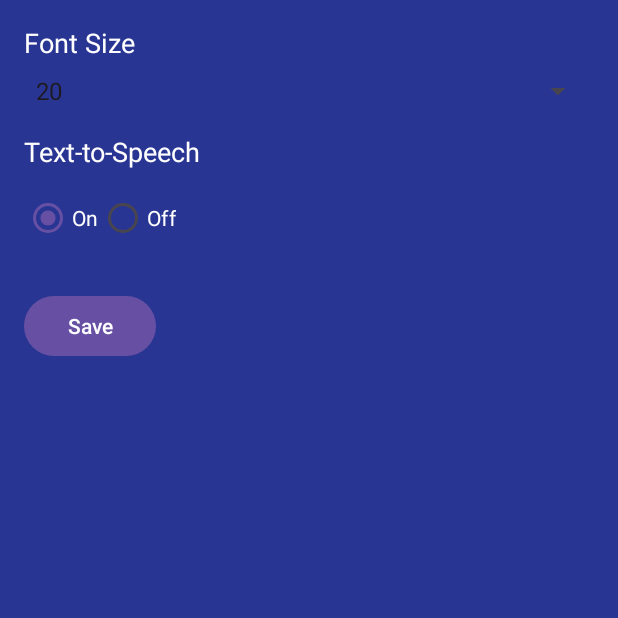
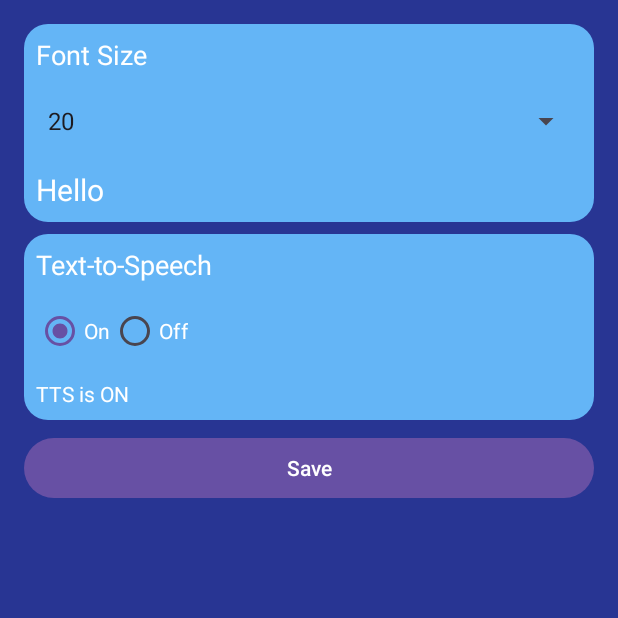
Before and after one commit to Jordan122401/asl-ai-glove, an Android app built with Jetpack Compose: the SettingsActivity screen opened directly, with no data from a screen before it, on a phone screen of 412 x 824 dp, the top half of it. Run offline under Robolectric (Android 15) with nearby library versions, the phone set to English and light mode, and no system bars.

Commit message:
Changed some UI elements

```diff
--- a/app/src/main/java/com/example/seniorproject/SettingsActivity.kt
+++ b/app/src/main/java/com/example/seniorproject/SettingsActivity.kt
@@ -10,38 +10,65 @@ class SettingsActivity : AppCompatActivity() {
     private lateinit var fontSizeSpinner: Spinner
     private lateinit var ttsRadioGroup: RadioGroup
     private lateinit var saveButton: Button
+    private lateinit var fontPreview: TextView
+    private lateinit var ttsPreview: TextView
 
     override fun onCreate(savedInstanceState: Bundle?) {
         super.onCreate(savedInstanceState)
         setContentView(R.layout.activity_settings)
 
+        // Initialize views
         fontSizeSpinner = findViewById(R.id.fontSizeSpinner)
         ttsRadioGroup = findViewById(R.id.ttsRadioGroup)
         saveButton = findViewById(R.id.saveSettingsButton)
+        fontPreview = findViewById(R.id.fontPreview)
+        ttsPreview = findViewById(R.id.ttsPreview)
 
-        // Font size options
-        val fontSizes = arrayOf("16", "18", "20", "24", "28", "32")
+        // Font sizes
+        val fontSizes = arrayOf("16", "18", "20", "24", "28")
         val adapter = ArrayAdapter(this, android.R.layout.simple_spinner_item, fontSizes)
         adapter.setDropDownViewResource(android.R.layout.simple_spinner_dropdown_item)
         fontSizeSpinner.adapter = adapter
 
-        // Load saved preferences
-        val prefs = getSharedPreferences("settings", Context.MODE_PRIVATE)
-        fontSizeSpinner.setSelection(fontSizes.indexOf(prefs.getInt("fontSize", 20).toString()))
-        if (prefs.getBoolean("ttsOn", true)) {
-            ttsRadioGroup.check(R.id.ttsOn)
-        } else {
-            ttsRadioGroup.check(R.id.ttsOff)
+        // Load saved settings
+        val prefs = getSharedPreferences("AppSettings", Context.MODE_PRIVATE)
+        val savedFontSize = prefs.getInt("fontSize", 20)
+        val ttsEnabled = prefs.getBoolean("ttsEnabled", true)
+
+        // Set spinner and radio buttons
+        fontSizeSpinner.setSelection(fontSizes.indexOf(savedFontSize.toString()))
+        ttsRadioGroup.check(if (ttsEnabled) R.id.ttsOn else R.id.ttsOff)
+
+        // Set initial previews
+        fontPreview.textSize = savedFontSize.toFloat()
+        ttsPreview.text = if (ttsEnabled) "TTS is ON" else "TTS is OFF"
+
+        // Live preview for font size
+        fontSizeSpinner.onItemSelectedListener = object : AdapterView.OnItemSelectedListener {
+            override fun onItemSelected(parent: AdapterView<*>, view: android.view.View, position: Int, id: Long) {
+                fontPreview.textSize = fontSizes[position].toFloat()
+            }
+            override fun onNothingSelected(parent: AdapterView<*>) {}
         }
 
-        // Save button click
+        // Live preview for TTS
+        ttsRadioGroup.setOnCheckedChangeListener { _, checkedId ->
+            ttsPreview.text = if (checkedId == R.id.ttsOn) "TTS is ON" else "TTS is OFF"
+        }
+
+        // Save settings
         saveButton.setOnClickListener {
-            val editor = prefs.edit()
-            editor.putInt("fontSize", fontSizeSpinner.selectedItem.toString().toInt())
-            editor.putBoolean("ttsOn", ttsRadioGroup.checkedRadioButtonId == R.id.ttsOn)
-            editor.apply()
-            Toast.makeText(this, "Settings saved", Toast.LENGTH_SHORT).show()
-            finish() // Return to MainActivity
+            val selectedFont = fontSizes[fontSizeSpinner.selectedItemPosition].toInt()
+            val ttsOn = ttsRadioGroup.checkedRadioButtonId == R.id.ttsOn
+
+            prefs.edit().apply {
+                putInt("fontSize", selectedFont)
+                putBoolean("ttsEnabled", ttsOn)
+                apply()
+            }
+
+            Toast.makeText(this, "Settings saved ✅", Toast.LENGTH_SHORT).show()
+            finish() // return to MainActivity
         }
     }
 }
--- a/app/src/main/res/layout/activity_settings.xml
+++ b/app/src/main/res/layout/activity_settings.xml
@@ -1,4 +1,3 @@
-<?xml version="1.0" encoding="utf-8"?>
 <LinearLayout xmlns:android="http://schemas.android.com/apk/res/android"
     android:orientation="vertical"
     android:background="@color/dark_blue"
@@ -6,7 +5,15 @@
     android:layout_height="match_parent"
     android:padding="16dp">
 
-    <!-- Font Size Dropdown -->
+    <!-- Font Size Dropdown Container -->
+    <LinearLayout
+        android:layout_width="match_parent"
+        android:layout_height="wrap_content"
+        android:orientation="vertical"
+        android:padding="8dp"
+        android:background="@drawable/container_bg"
+        android:layout_marginBottom="8dp">
+
         <TextView
             android:layout_width="wrap_content"
             android:layout_height="wrap_content"
@@ -18,21 +25,39 @@
         <Spinner
             android:id="@+id/fontSizeSpinner"
             android:layout_width="match_parent"
-        android:layout_height="wrap_content"/>
 
-    <!-- TTS Radio Buttons -->
+            android:layout_height="48dp"/>
+
+        <!-- Preview -->
+        <TextView
+            android:id="@+id/fontPreview"
+            android:layout_width="wrap_content"
+            android:layout_height="wrap_content"
+            android:text="Hello"
+            android:textColor="@color/white"
+            android:layout_marginTop="8dp"/>
+    </LinearLayout>
+
+    <!-- TTS Radio Buttons Container -->
+    <LinearLayout
+        android:layout_width="match_parent"
+        android:layout_height="wrap_content"
+        android:orientation="vertical"
+        android:padding="8dp"
+        android:background="@drawable/container_bg"
+        android:layout_marginBottom="8dp">
+
         <TextView
             android:layout_width="wrap_content"
             android:layout_height="wrap_content"
             android:text="Text-to-Speech"
             android:textColor="@color/white"
             android:textSize="18sp"
-        android:layout_marginTop="16dp"
             android:layout_marginBottom="8dp"/>
 
         <RadioGroup
             android:id="@+id/ttsRadioGroup"
-        android:layout_width="match_parent"
+            android:layout_width="wrap_content"
             android:layout_height="wrap_content"
             android:orientation="horizontal">
 
@@ -51,11 +76,20 @@
                 android:textColor="@color/white"/>
         </RadioGroup>
 
+        <!-- Preview -->
+        <TextView
+            android:id="@+id/ttsPreview"
+            android:layout_width="wrap_content"
+            android:layout_height="wrap_content"
+            android:text="TTS is ON"
+            android:textColor="@color/white"
+            android:layout_marginTop="8dp"/>
+    </LinearLayout>
+
     <!-- Save Button -->
     <Button
         android:id="@+id/saveSettingsButton"
-        android:layout_width="wrap_content"
+        android:layout_width="match_parent"
         android:layout_height="wrap_content"
-        android:text="Save"
-        android:layout_marginTop="24dp"/>
+        android:text="Save"/>
 </LinearLayout>
```
Also changed, not shown: app/src/main/java/com/example/seniorproject/MainActivity.kt (+33 -51 lines), app/src/main/res/layout/activity_main.xml (+13 -13 lines). Lines whose indentation alone changed are shown as unchanged.
